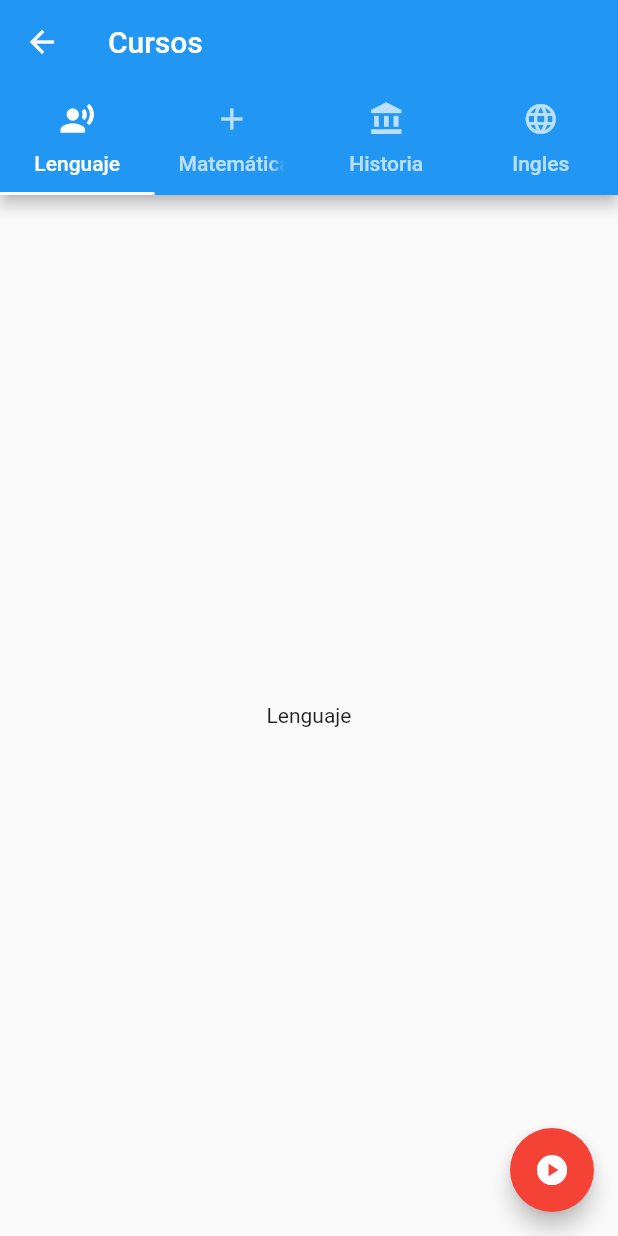
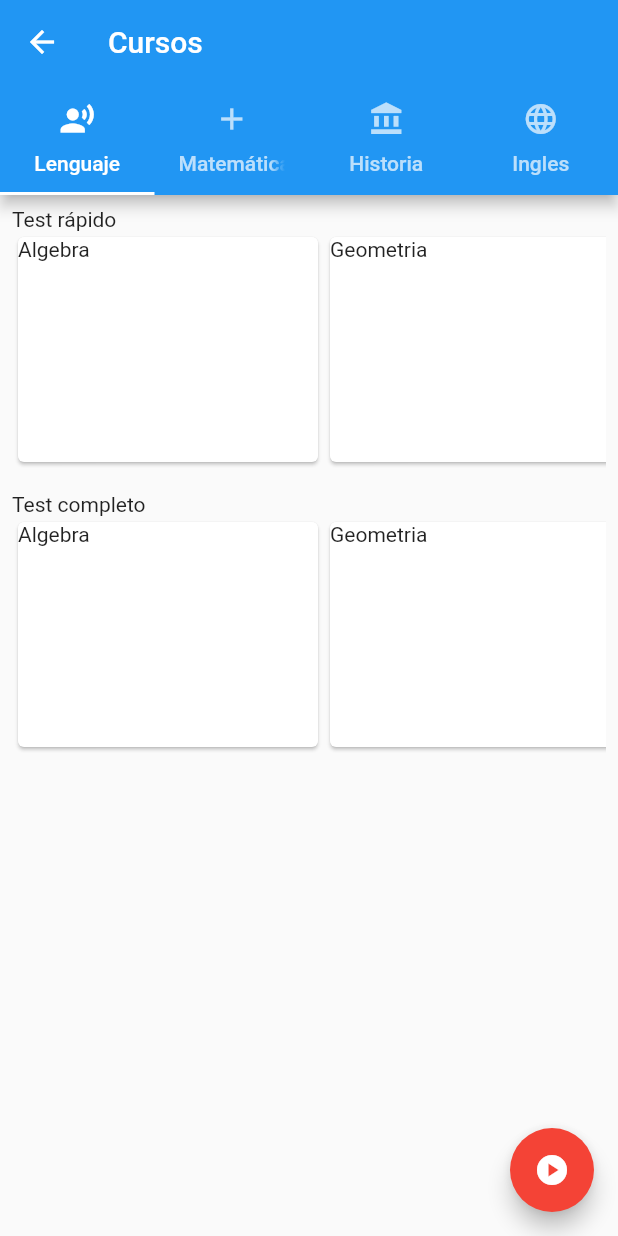
Before and after one commit to DiegoIMM/ptu-front-app, a Flutter app: the screen it shows after launch, after a tap on "Lenguaje", on a phone screen of 412 x 824 dp. Run offline on Flutter 3.47's test engine with Material 2 defaults, Android fonts, the light colour scheme and no system bars.

Commit message:
se crean las tarjetas por area o tipo de test

```diff
--- /dev/null
+++ b/lib/src/pages/examen_page.dart
@@ -0,0 +1,46 @@
+import 'package:flutter/material.dart';
+
+class ExamenPage extends StatefulWidget {
+  final argument;
+
+  ExamenPage({Key? key, required this.argument}) : super(key: key);
+
+  @override
+  _ExamenPageState createState() => _ExamenPageState();
+}
+
+class _ExamenPageState extends State<ExamenPage> {
+  dynamic question = [
+    {
+      "question": r"""$k=3^x+3^{-x}$, entonces $9^x + 9 ^{-x}$""",
+      "alternatives": [
+        {"text": r"""$k^2$""", "correct": false},
+        {"text": r"""$k^2+2$""", "correct": false},
+        {"text": r"""$k^2-2$""", "correct": false},
+        {"text": r"""$k^2-1$""", "correct": false},
+        {"text": r"""$3k$""", "correct": true}
+      ]
+    },
+    {
+      "question": r"""$k=32^x+32^{-x}$, entonces $9^x + 9 ^{-x}$""",
+      "alternatives": [
+        {"text": r"""$k^22$""", "correct": false},
+        {"text": r"""$k^22+2$""", "correct": false},
+        {"text": r"""$k^22-2$""", "correct": false},
+        {"text": r"""$k^22-1$""", "correct": false},
+        {"text": r"""$31k$""", "correct": true}
+      ]
+    }
+  ];
+
+  @override
+  Widget build(BuildContext context) {
+    return Scaffold(
+        appBar: AppBar(
+          title: Text('Examen'),
+        ),
+        body: ListView(
+          children: [],
+        ));
+  }
+}
--- a/lib/src/pages/home.dart
+++ b/lib/src/pages/home_page.dart
@@ -1,8 +1,8 @@
 import 'package:flutter/material.dart';
 import 'package:ptu/src/pages/widgets/subjects_cards.dart';
 
-class Home extends StatelessWidget {
-  const Home({Key? key}) : super(key: key);
+class HomePage extends StatelessWidget {
+  const HomePage({Key? key}) : super(key: key);
 
   @override
   Widget build(BuildContext context) {
--- a/lib/src/pages/subject_overview.dart
+++ b/lib/src/pages/subject_overview_page.dart
@@ -1,15 +1,16 @@
 import 'package:flutter/material.dart';
+import 'package:ptu/src/pages/widgets/aviable_test.dart';
 
-class SubjectOverview extends StatefulWidget {
+class SubjectOverviewPage extends StatefulWidget {
   final argument;
 
-  SubjectOverview({Key? key, required this.argument}) : super(key: key);
+  SubjectOverviewPage({Key? key, required this.argument}) : super(key: key);
 
   @override
-  State<SubjectOverview> createState() => _SubjectOverviewState();
+  State<SubjectOverviewPage> createState() => _SubjectOverviewPageState();
 }
 
-class _SubjectOverviewState extends State<SubjectOverview>
+class _SubjectOverviewPageState extends State<SubjectOverviewPage>
     with SingleTickerProviderStateMixin {
   late TabController _tabController;
 
@@ -52,15 +53,14 @@
 
   @override
   Widget build(BuildContext context) {
-    final args = ModalRoute.of(context)!.settings.arguments as String;
-
     return DefaultTabController(
       length: 4,
       child: Scaffold(
         appBar: AppBar(
-          title: Text('Cursos'),
+          title: const Text('Cursos'),
           bottom: TabBar(
             controller: _tabController,
+            isScrollable: false,
             tabs: const <Widget>[
               Tab(
                 icon: Icon(Icons.record_voice_over),
@@ -82,19 +82,48 @@
           ),
         ),
         body: TabBarView(
+          physics: const NeverScrollableScrollPhysics(),
           controller: _tabController,
           children: <Widget>[
-            Center(
-              child: Text('Lenguaje'),
+            Column(
+              children: [
+                AviableTest(
+                  title: 'Test rápido',
+                ),
+                AviableTest(
+                  title: 'Test completo',
+                )
+              ],
             ),
-            Center(
-              child: Text('Matemáticas'),
+            Column(
+              children: [
+                AviableTest(
+                  title: 'Test rápido',
+                ),
+                AviableTest(
+                  title: 'Test completo',
+                )
+              ],
             ),
-            Center(
-              child: Text('Historia'),
+            Column(
+              children: [
+                AviableTest(
+                  title: 'Test rápido',
+                ),
+                AviableTest(
+                  title: 'Test completo',
+                )
+              ],
             ),
-            Center(
-              child: Text('Ingles'),
+            Column(
+              children: [
+                AviableTest(
+                  title: 'Test rápido',
+                ),
+                AviableTest(
+                  title: 'Test completo',
+                )
+              ],
             ),
           ],
         ),
@@ -112,7 +141,7 @@
           Navigator.pushNamed(context, '/subject_detail',
               arguments: 'Lenguaje');
         },
-        child: Icon(Icons.play_circle),
+        child: const Icon(Icons.play_circle),
       );
     }
     if (_tabController.index == 1) {
@@ -123,7 +152,7 @@
           Navigator.pushNamed(context, '/subject_detail',
               arguments: 'Matemáticas');
         },
-        child: Icon(Icons.play_circle),
+        child: const Icon(Icons.play_circle),
       );
     }
     if (_tabController.index == 2) {
@@ -134,7 +163,7 @@
           Navigator.pushNamed(context, '/subject_detail',
               arguments: 'Historia');
         },
-        child: Icon(Icons.play_circle),
+        child: const Icon(Icons.play_circle),
       );
     }
     if (_tabController.index == 3) {
@@ -144,7 +173,7 @@
         onPressed: () {
           Navigator.pushNamed(context, '/subject_detail', arguments: 'Ingles');
         },
-        child: Icon(Icons.play_circle),
+        child: const Icon(Icons.play_circle),
       );
     }
     return FloatingActionButton(
@@ -153,7 +182,7 @@
       onPressed: () {
         Navigator.pushNamed(context, '/subject_detail', arguments: 'Lenguaje');
       },
-      child: Icon(Icons.play_circle),
+      child: const Icon(Icons.play_circle),
     );
   }
 }
--- /dev/null
+++ b/lib/src/pages/widgets/aviable_test.dart
@@ -0,0 +1,61 @@
+import 'package:flutter/material.dart';
+
+class AviableTest extends StatelessWidget {
+  String title;
+
+  AviableTest({
+    Key? key,
+    required this.title,
+  }) : super(key: key);
+
+  @override
+  Widget build(BuildContext context) {
+    return Padding(
+      padding: const EdgeInsets.all(8.0),
+      child: Column(
+        crossAxisAlignment: CrossAxisAlignment.start,
+        children: <Widget>[
+          Text(title),
+          SingleChildScrollView(
+            scrollDirection: Axis.horizontal,
+            child: Row(children: [
+              GestureDetector(
+                onTap: () {
+                  print('tap');
+                  Navigator.pushNamed(context, 'examen', arguments: title);
+                },
+                child: Card(
+                  child: Container(
+                      height: 150, width: 200, child: Text('Algebra')),
+                ),
+              ),
+              Card(
+                child: Container(
+                    height: 150, width: 200, child: Text('Geometria')),
+              ),
+              Card(
+                child: Container(
+                    height: 150, width: 200, child: Text('Estadistica')),
+              ),
+              Card(
+                child: Container(height: 150, width: 200, child: Text('Sumas')),
+              ),
+              Card(
+                child:
+                    Container(height: 150, width: 200, child: Text('Restas')),
+              ),
+              Card(
+                child: Container(
+                    height: 150, width: 200, child: Text('Multiplicaciones')),
+              ),
+              Card(
+                child: Container(
+                    height: 150, width: 200, child: Text('Divisiones')),
+              )
+            ]),
+          )
+        ],
+      ),
+    );
+  }
+}
--- a/lib/src/routes/routes.dart
+++ b/lib/src/routes/routes.dart
@@ -1,16 +1,19 @@
 import 'package:flutter/material.dart';
 import 'package:ptu/src/pages/auth/login_page.dart';
-import 'package:ptu/src/pages/home.dart';
-import 'package:ptu/src/pages/subject_overview.dart';
+import 'package:ptu/src/pages/examen_page.dart';
+import 'package:ptu/src/pages/home_page.dart';
+import 'package:ptu/src/pages/subject_overview_page.dart';
 import 'package:ptu/src/pages/terms_page.dart';
 
 Map<String, WidgetBuilder> getApplicationRoutes() {
   return <String, WidgetBuilder>{
-    '/': (BuildContext context) => Home(),
+    '/': (BuildContext context) => HomePage(),
     // 'profile': (BuildContext context) => ProfilePage(),
     'login': (BuildContext context) => LogInPage(),
-    'subject_overview': (BuildContext context) =>
-        SubjectOverview(argument: ModalRoute.of(context)!.settings.arguments),
+    'subject_overview': (BuildContext context) => SubjectOverviewPage(
+        argument: ModalRoute.of(context)!.settings.arguments),
+    'examen': (BuildContext context) =>
+        ExamenPage(argument: ModalRoute.of(context)!.settings.arguments),
     'terms': (BuildContext context) => TermsPage(),
   };
 }
```
Also changed, not shown: 5 other files.
